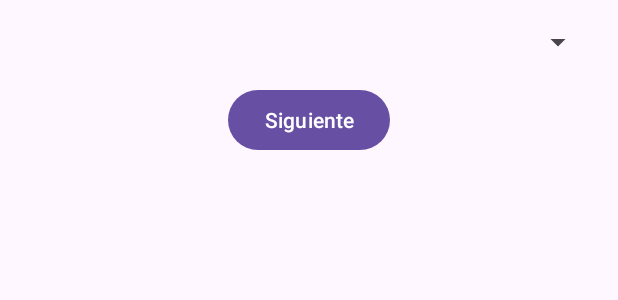
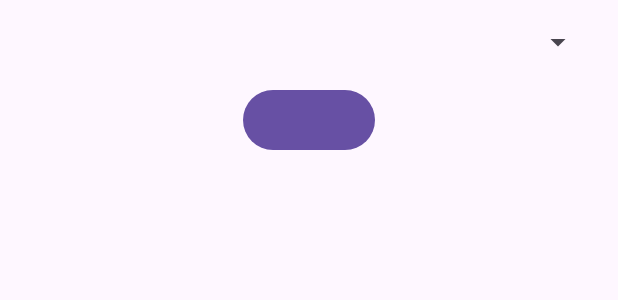
Before and after one commit to kenny109/Prog_Dispositivos_Moviles, an Android app: the layout activity_main.xml on its own in the app's theme, with its tools: preview values and no code run, on a phone screen of 412 x 824 dp. Shown: the top 300 px of the screen. Run offline under Robolectric (Android 15) with nearby library versions, the phone set to English and light mode, and no system bars.

Commit message:
arreglando errores de nombre

```diff
--- a/Practica 3/Ejercicio 1/app/src/main/res/layout/activity_main.xml
+++ b/Practica 3/Ejercicio 1/app/src/main/res/layout/activity_main.xml
@@ -15,7 +15,6 @@
         android:id="@+id/next_button"
         android:layout_width="wrap_content"
         android:layout_height="wrap_content"
-        android:text="@string/next_button"
         android:layout_gravity="center_horizontal"
         android:layout_marginTop="16dp"/>
 </LinearLayout>
--- a/Practica 3/Ejercicio 1/app/src/main/res/layout/activity_second.xml
+++ b/Practica 3/Ejercicio 1/app/src/main/res/layout/activity_second.xml
@@ -13,12 +13,10 @@
         android:src="@drawable/imagen1"
         android:src2="@drawable/imagen2"
         android:src3="@drawable/imagen3" />
-    />
-    />
+
     <Button
         android:id="@+id/back_button"
         android:layout_width="wrap_content"
         android:layout_height="wrap_content"
-        android:text="@string/back_button"
         android:layout_marginTop="16dp"/>
 </LinearLayout>
```
